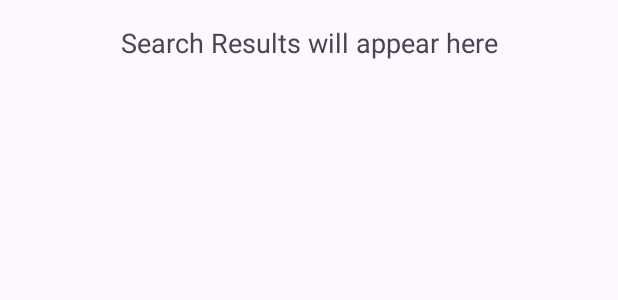
After one commit to ST10134012/ShelfSmart, an Android app built with Jetpack Compose: the layout activity_search_results.xml on its own in the app's theme, with its tools: preview values and no code run, on a phone screen of 412 x 824 dp. The commit adds this screen. Shown: the top 300 px of the screen. Run offline under Robolectric (Android 15) with nearby library versions, the phone set to English and light mode, and no system bars.

Commit message:
search functionality

```diff
--- a/app/build.gradle.kts
+++ b/app/build.gradle.kts
@@ -71,11 +71,15 @@ dependencies {
     implementation("androidx.compose.ui:ui-graphics")
     implementation("androidx.compose.ui:ui-tooling-preview")
     implementation("androidx.compose.material3:material3")
+    implementation(platform("androidx.compose:compose-bom:2023.08.00"))
+    implementation(platform("androidx.compose:compose-bom:2023.08.00"))
     testImplementation("junit:junit:4.13.2")
     androidTestImplementation("androidx.test.ext:junit:1.2.1")
     androidTestImplementation("androidx.test.espresso:espresso-core:3.6.1")
     androidTestImplementation(platform("androidx.compose:compose-bom:2023.08.00"))
     androidTestImplementation("androidx.compose.ui:ui-test-junit4")
+    androidTestImplementation(platform("androidx.compose:compose-bom:2023.08.00"))
+    androidTestImplementation(platform("androidx.compose:compose-bom:2023.08.00"))
     debugImplementation("androidx.compose.ui:ui-tooling")
     debugImplementation("androidx.compose.ui:ui-test-manifest")
     implementation ("com.google.android.gms:play-services-auth:21.2.0")
--- a/app/src/main/java/za/co/varsitycollege/st10134012/shelfsmart/EditPasswordActivity.kt
+++ b/app/src/main/java/za/co/varsitycollege/st10134012/shelfsmart/EditPasswordActivity.kt
@@ -92,7 +92,7 @@ class EditPasswordActivity : AppCompatActivity() {
     }
 
     // You can implement this function to retrieve the currently logged-in user's ID
-    private fun getCurrentUserId(): String? {
+    private fun getCurrentUserId(): String {
         // Retrieve the user's ID from session or authentication provider
         return "user_id_example" // Replace with actual user ID
     }
--- a/app/src/main/res/layout/activity_search.xml
+++ b/app/src/main/res/layout/activity_search.xml
@@ -64,6 +64,7 @@
                 android:padding="12dp"
                 android:background="@android:color/transparent"
                 android:inputType="text" />
+
 
             <!-- Search Icon -->
             <ImageView
--- /dev/null
+++ b/app/src/main/res/layout/activity_search_results.xml
@@ -0,0 +1,20 @@
+<?xml version="1.0" encoding="utf-8"?>
+    <androidx.constraintlayout.widget.ConstraintLayout xmlns:android="http://schemas.android.com/apk/res/android"
+        xmlns:app="http://schemas.android.com/apk/res-auto"
+        xmlns:tools="http://schemas.android.com/tools"
+        android:layout_width="match_parent"
+        android:layout_height="match_parent"
+        tools:context=".SearchResultsActivity">
+
+        <TextView
+            android:id="@+id/search_results_text"
+            android:layout_width="wrap_content"
+            android:layout_height="wrap_content"
+            android:text="Search Results will appear here"
+            android:textSize="18sp"
+            android:layout_margin="16dp"
+            app:layout_constraintTop_toTopOf="parent"
+            app:layout_constraintStart_toStartOf="parent"
+            app:layout_constraintEnd_toEndOf="parent"/>
+
+    </androidx.constraintlayout.widget.ConstraintLayout>
--- a/app/src/main/res/values/strings.xml
+++ b/app/src/main/res/values/strings.xml
@@ -75,4 +75,6 @@
     <string name="option">Option</string>
     <string name="i_like_it">I Like It</string>
     <string name="edit_password_lbl">Edit Password</string>
+    <string name="title_activity_search_result">SearchResultActivity</string>
+    <string name="title_activity_search">SearchActivity</string>
 </resources>
```
Also changed, not shown: app/src/main/AndroidManifest.xml (+17 -9 lines), app/src/main/java/za/co/varsitycollege/st10134012/shelfsmart/SearchActivity.kt (added, +34 -0 lines), app/src/main/java/za/co/varsitycollege/st10134012/shelfsmart/SearchResultActivity.kt (added, +20 -0 lines).
